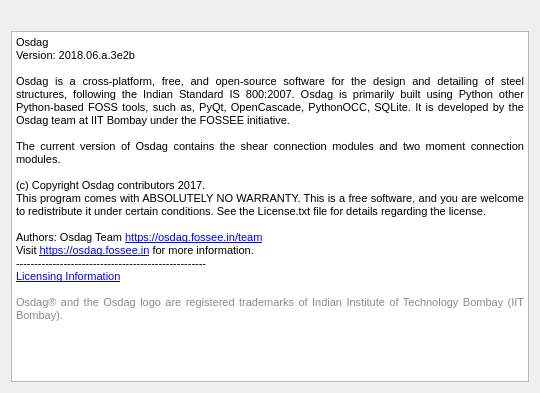
Above: ui_about_osdag.ui from GreatDevelopers/osdag-core before the change. Below: the same form after it.
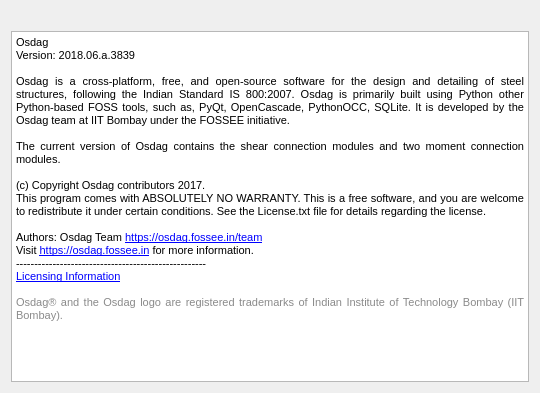
That is the form after the change. Icons and pictures are not drawn.

Patch:
```diff
--- a/ui_about_osdag.ui
+++ b/ui_about_osdag.ui
@@ -37,7 +37,7 @@
 p, li { white-space: pre-wrap; }
 &lt;/style&gt;&lt;/head&gt;&lt;body style=&quot; font-family:'Arial'; font-size:7.8pt; font-weight:400; font-style:normal;&quot;&gt;
 &lt;p style=&quot; margin-top:0px; margin-bottom:0px; margin-left:0px; margin-right:0px; -qt-block-indent:0; text-indent:0px;&quot;&gt;&lt;span style=&quot; font-family:'monospace, monospace'; font-size:8pt;&quot;&gt;Osdag &lt;/span&gt;&lt;/p&gt;
-&lt;p align=&quot;justify&quot; style=&quot; margin-top:0px; margin-bottom:0px; margin-left:0px; margin-right:0px; -qt-block-indent:0; text-indent:0px;&quot;&gt;&lt;span style=&quot; font-family:'MS Shell Dlg 2'; font-size:8pt;&quot;&gt;Version: 2018.06.a.3e2b&lt;/span&gt;&lt;/p&gt;
+&lt;p align=&quot;justify&quot; style=&quot; margin-top:0px; margin-bottom:0px; margin-left:0px; margin-right:0px; -qt-block-indent:0; text-indent:0px;&quot;&gt;&lt;span style=&quot; font-family:'MS Shell Dlg 2'; font-size:8pt;&quot;&gt;Version: 2018.06.a.3839&lt;/span&gt;&lt;/p&gt;
 &lt;p align=&quot;justify&quot; style=&quot;-qt-paragraph-type:empty; margin-top:0px; margin-bottom:0px; margin-left:0px; margin-right:0px; -qt-block-indent:0; text-indent:0px; font-family:'MS Shell Dlg 2'; font-size:8pt;&quot;&gt;&lt;br /&gt;&lt;/p&gt;
 &lt;p align=&quot;justify&quot; style=&quot; margin-top:0px; margin-bottom:0px; margin-left:0px; margin-right:0px; -qt-block-indent:0; text-indent:0px;&quot;&gt;&lt;span style=&quot; font-family:'monospace, monospace'; font-size:8pt;&quot;&gt;Osdag is a cross-platform, free, and open-source software for the design and detailing of steel structures, following the Indian Standard IS 800:2007. Osdag is primarily built using Python other Python-based FOSS tools, such as, PyQt, OpenCascade, PythonOCC, SQLite. It is developed by the Osdag team at IIT Bombay under the FOSSEE initiative. &lt;/span&gt;&lt;/p&gt;
 &lt;p align=&quot;justify&quot; style=&quot;-qt-paragraph-type:empty; margin-top:0px; margin-bottom:0px; margin-left:0px; margin-right:0px; -qt-block-indent:0; text-indent:0px; font-family:'MS Shell Dlg 2'; font-size:8pt;&quot;&gt;&lt;br /&gt;&lt;/p&gt;
```
